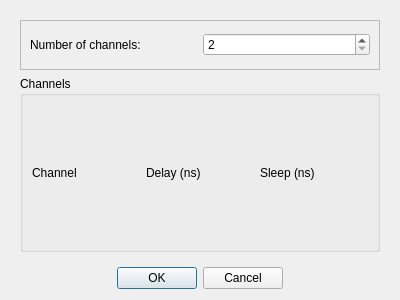
This is Software/GUI/channels.ui in jcbedoyam/AbacusSoftware as Qt 5 draws it before an edit. The edited form follows.
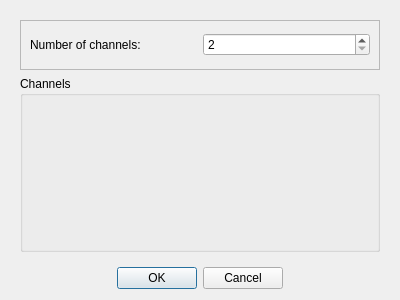
This is the edited form.

```diff
--- a/Software/GUI/channels.ui
+++ b/Software/GUI/channels.ui
@@ -69,29 +69,7 @@
         <property name="title">
          <string>Channels</string>
         </property>
-        <layout class="QGridLayout" name="gridLayout_2">
-         <item row="0" column="1">
-          <widget class="QLabel" name="label_3">
-           <property name="text">
-            <string>Delay (ns)</string>
-           </property>
-          </widget>
-         </item>
-         <item row="0" column="0">
-          <widget class="QLabel" name="label_2">
-           <property name="text">
-            <string>Channel</string>
-           </property>
-          </widget>
-         </item>
-         <item row="0" column="2">
-          <widget class="QLabel" name="label_4">
-           <property name="text">
-            <string>Sleep (ns)</string>
-           </property>
-          </widget>
-         </item>
-        </layout>
+        <layout class="QVBoxLayout" name="verticalLayoutDetectors"/>
        </widget>
       </item>
      </layout>
```
